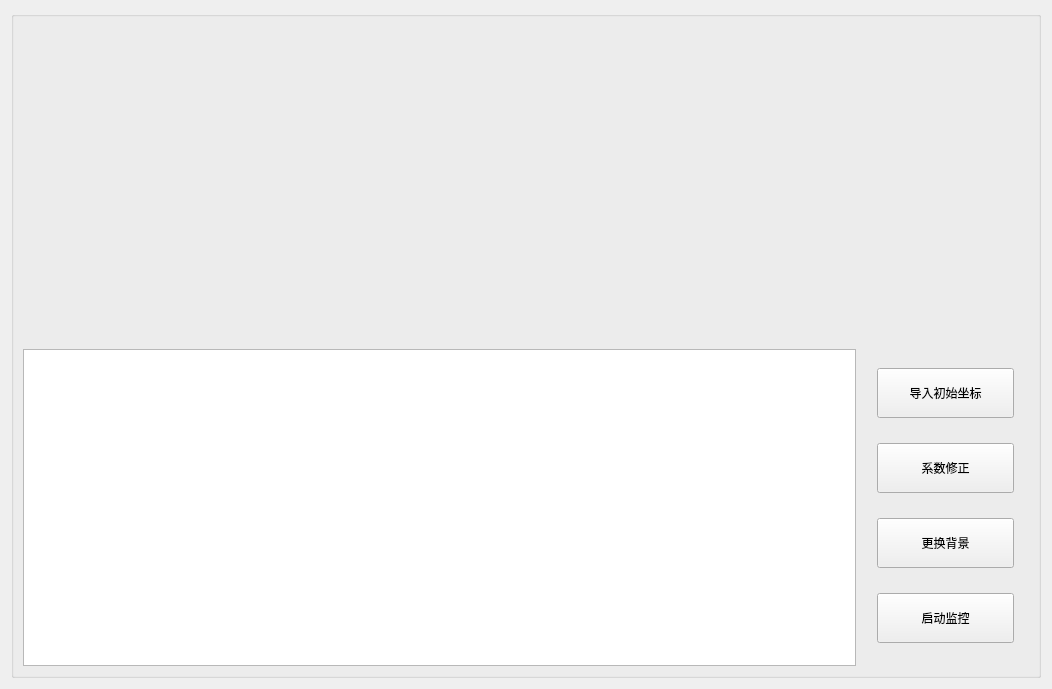
Old version of the form Disp2D/disp2dwindow.ui in the repository Swimers/FOSD.
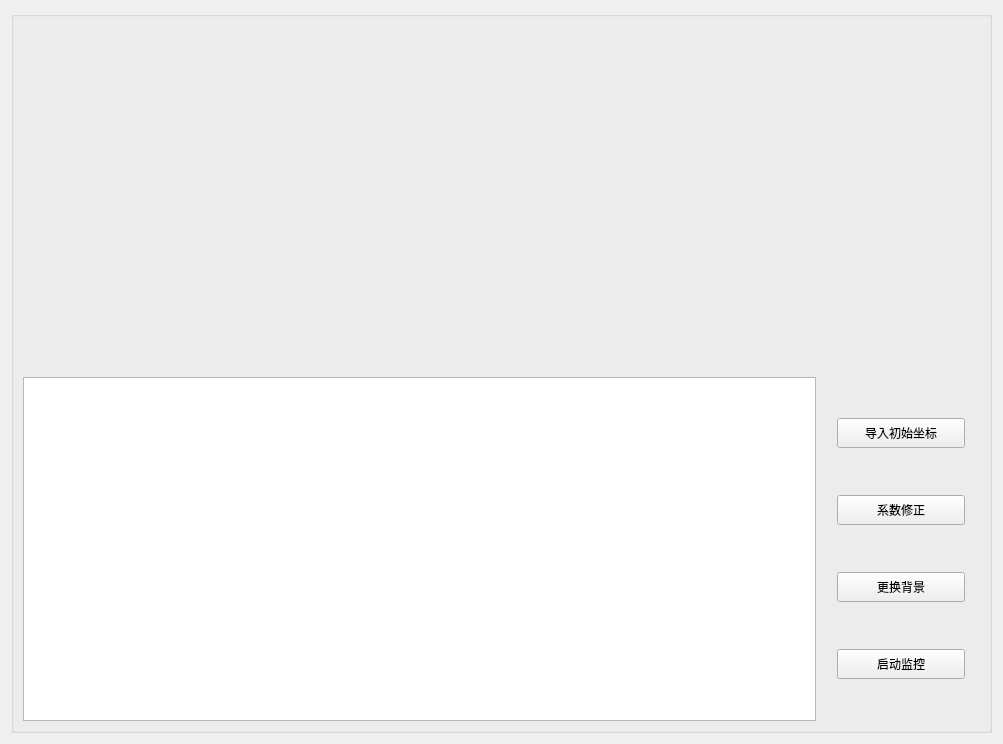
New version of the form. Icons and pictures are not drawn.

Patch:
```diff
--- a/Disp2D/disp2dwindow.ui
+++ b/Disp2D/disp2dwindow.ui
@@ -6,8 +6,8 @@
    <rect>
     <x>0</x>
     <y>0</y>
-    <width>1052</width>
-    <height>689</height>
+    <width>1003</width>
+    <height>744</height>
    </rect>
   </property>
   <property name="windowTitle">
@@ -48,11 +48,7 @@
       <item>
        <layout class="QHBoxLayout" name="horizontalLayout_2" stretch="50,10">
         <item>
-         <widget class="QTableView" name="table_Disp2DPara">
-          <property name="styleSheet">
-           <string notr="true"/>
-          </property>
-         </widget>
+         <widget class="QTableView" name="TwoD_tableView"/>
         </item>
         <item>
          <layout class="QVBoxLayout" name="verticalLayout_4">
@@ -63,100 +59,52 @@
            <number>15</number>
           </property>
           <item>
-           <widget class="QPushButton" name="pbtn_ChangeOriginalCoordinates">
-            <property name="sizePolicy">
-             <sizepolicy hsizetype="Minimum" vsizetype="Preferred">
-              <horstretch>0</horstretch>
-              <verstretch>0</verstretch>
-             </sizepolicy>
-            </property>
+           <widget class="QPushButton" name="Button_ChangeOriginalCoordinates">
             <property name="minimumSize">
              <size>
               <width>0</width>
               <height>30</height>
              </size>
             </property>
-            <property name="maximumSize">
-             <size>
-              <width>16777215</width>
-              <height>50</height>
-             </size>
-            </property>
             <property name="text">
              <string>导入初始坐标</string>
             </property>
            </widget>
           </item>
           <item>
-           <widget class="QPushButton" name="pbtn_ParaRevise">
-            <property name="sizePolicy">
-             <sizepolicy hsizetype="Minimum" vsizetype="Preferred">
-              <horstretch>0</horstretch>
-              <verstretch>0</verstretch>
-             </sizepolicy>
-            </property>
+           <widget class="QPushButton" name="Button_ParaRevise">
             <property name="minimumSize">
              <size>
               <width>0</width>
               <height>30</height>
              </size>
             </property>
-            <property name="maximumSize">
-             <size>
-              <width>16777215</width>
-              <height>50</height>
-             </size>
-            </property>
             <property name="text">
              <string>系数修正</string>
             </property>
            </widget>
           </item>
           <item>
-           <widget class="QPushButton" name="pbtn_ChangeBackGround">
-            <property name="sizePolicy">
-             <sizepolicy hsizetype="Minimum" vsizetype="Preferred">
-              <horstretch>0</horstretch>
-              <verstretch>0</verstretch>
-             </sizepolicy>
-            </property>
+           <widget class="QPushButton" name="Button_ChangeBackGround">
             <property name="minimumSize">
              <size>
               <width>0</width>
               <height>30</height>
              </size>
             </property>
-            <property name="maximumSize">
-             <size>
-              <width>16777215</width>
-              <height>50</height>
-             </size>
-            </property>
             <property name="text">
              <string>更换背景</string>
             </property>
            </widget>
           </item>
           <item>
-           <widget class="QPushButton" name="pbtn_Observe">
-            <property name="sizePolicy">
-             <sizepolicy hsizetype="Minimum" vsizetype="Preferred">
-              <horstretch>0</horstretch>
-              <verstretch>0</verstretch>
-             </sizepolicy>
-            </property>
+           <widget class="QPushButton" name="Button_Observe">
             <property name="minimumSize">
              <size>
               <width>0</width>
               <height>30</height>
              </size>
             </property>
-            <property name="maximumSize">
-             <size>
-              <width>16777215</width>
-              <height>50</height>
-             </size>
-            </property>
             <property name="text">
              <string>启动监控</string>
             </property>
```
Left out of the diff: 18 changed lines with no effect on the pictures.
